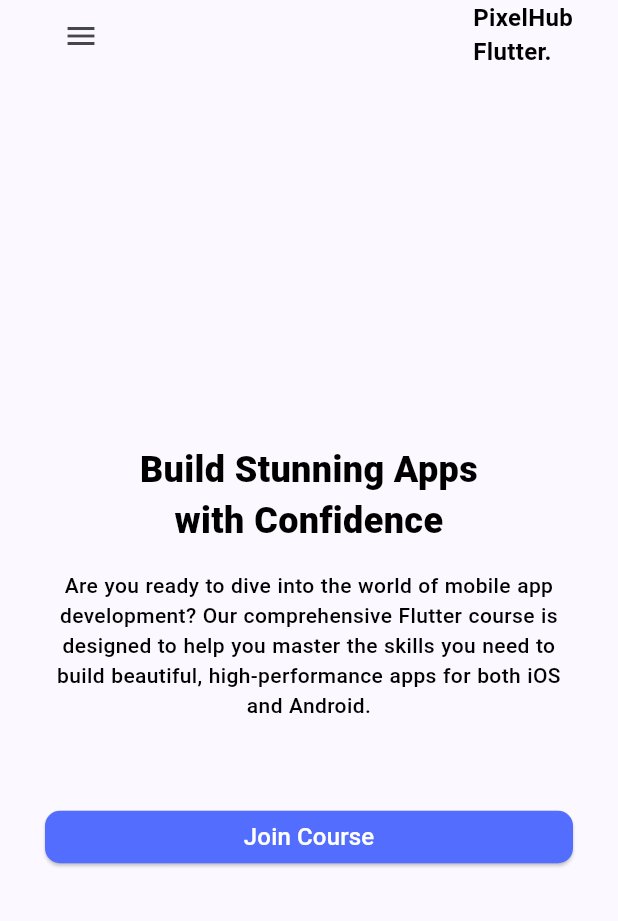
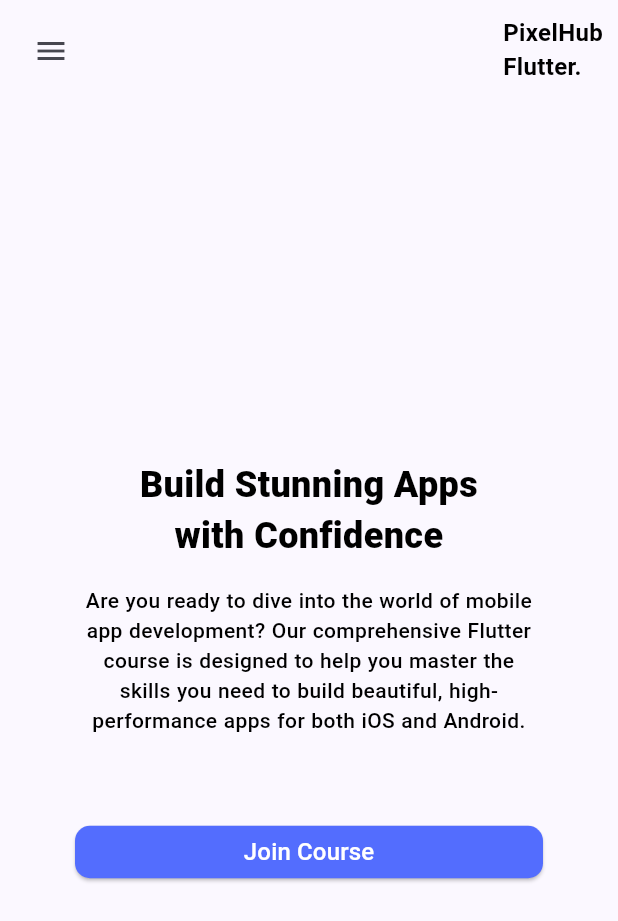
Before and after one commit to Nadim201/responsive_design_assignment, a Flutter app: the screen it shows after launch, on a phone screen of 412 x 824 dp. Shown: the top 921 px of the screen. Run offline on Flutter 3.47's test engine with Material 3 defaults, Android fonts, the phone set to English and light mode, and no system bars; our stand-ins replace device_preview, google_fonts.

Commit message:
first cookmmit

```diff
--- a/lib/Screen/desktop_screen.dart
+++ b/lib/Screen/desktop_screen.dart
@@ -9,7 +9,7 @@ class DesktopScreen extends StatelessWidget {
   @override
   Widget build(BuildContext context) {
     return const Scaffold(
-      body: Column(
+      body: Column(mainAxisAlignment: MainAxisAlignment.center,
         children: [
           CustomAppBar(
             isMobile: false,
--- a/lib/Screen/mobile_screen.dart
+++ b/lib/Screen/mobile_screen.dart
@@ -14,7 +14,9 @@ class MobileScreen extends StatelessWidget {
         drawer: Drawer(
           child: DrawerSection(),
         ),
-        body: Column(
+        body: Center(
+          child: Column(
+            mainAxisAlignment: MainAxisAlignment.center,
             children: [
               CustomAppBar(
                 isMobile: true,
@@ -31,6 +33,7 @@ class MobileScreen extends StatelessWidget {
             ],
           ),
         ),
+      ),
     );
   }
 }
--- a/lib/Screen/tablet_screen.dart
+++ b/lib/Screen/tablet_screen.dart
@@ -10,7 +10,8 @@ class TabletScreen extends StatelessWidget {
   Widget build(BuildContext context) {
     return const SafeArea(
       child: Scaffold(
-        body: Column(
+        body: Center(
+          child: Column(mainAxisAlignment: MainAxisAlignment.center,
             children: [
               CustomAppBar(isMobile: false, isTablet: true, isDesktop: false),
               Expanded(
@@ -23,6 +24,7 @@ class TabletScreen extends StatelessWidget {
             ],
           ),
         ),
+      ),
     );
   }
 }
--- a/lib/Widget/CostomAppBar.dart
+++ b/lib/Widget/CostomAppBar.dart
@@ -17,8 +17,8 @@ class CustomAppBar extends StatelessWidget {
     return SizedBox(
       child: Padding(
         padding: isMobile
-            ? const EdgeInsets.symmetric(horizontal: 30)
-            : const EdgeInsets.symmetric(horizontal: 100, vertical: 30),
+            ? const EdgeInsets.symmetric(horizontal:10,vertical: 10)
+            : const EdgeInsets.symmetric(horizontal: 80, vertical: 30),
         child: Row(
           mainAxisAlignment: MainAxisAlignment.spaceBetween,
           crossAxisAlignment: CrossAxisAlignment.start,
--- a/lib/Widget/bodyText_section.dart
+++ b/lib/Widget/bodyText_section.dart
@@ -18,21 +18,25 @@ class BodytextSection extends StatelessWidget {
       padding: !isDesktop
           ? const EdgeInsets.symmetric(
               vertical: 50,
-              horizontal: 30,
+              horizontal: 50,
             )
           : const EdgeInsets.symmetric(horizontal: 100, vertical: 10),
       child: !isDesktop
-          ? Column(
+          ? Center(
+            child: SingleChildScrollView(
+                child: Column(
                   mainAxisAlignment: MainAxisAlignment.center,
                   crossAxisAlignment: CrossAxisAlignment.center,
                   children: [
-                SingleChildScrollView(
-                  child: bodyTextSection(),
-                ),
+                    bodyTextSection(),
                     elevatedButton(),
                   ],
+                ),
+              ),
           )
-          : Row(
+          : Center(
+              // Center widget to ensure centering
+              child: Row(
                 mainAxisAlignment: MainAxisAlignment.center,
                 crossAxisAlignment: CrossAxisAlignment.center,
                 children: [
@@ -44,10 +48,11 @@ class BodytextSection extends StatelessWidget {
                   elevatedButton(),
                 ],
               ),
+            ),
     );
   }
 
-  Column bodyTextSection() {
+  Widget bodyTextSection() {
     return Column(
       mainAxisSize: MainAxisSize.min,
       mainAxisAlignment: MainAxisAlignment.center,
@@ -78,7 +83,7 @@ class BodytextSection extends StatelessWidget {
     );
   }
 
-  SizedBox elevatedButton() {
+  Widget elevatedButton() {
     return SizedBox(
       width: isMobile ? double.infinity : 300,
       height: isMobile ? 35 : 50,
@@ -91,10 +96,9 @@ class BodytextSection extends StatelessWidget {
         onPressed: () {},
         child: Text(
           'Join Course',
-          style: TextStyle(fontSize: isMobile ? 16 : 30),
+          style: TextStyle(fontSize: isMobile ? 16 : 26),
         ),
       ),
     );
   }
 }
-//
```
Lines whose indentation alone changed are shown as unchanged.
